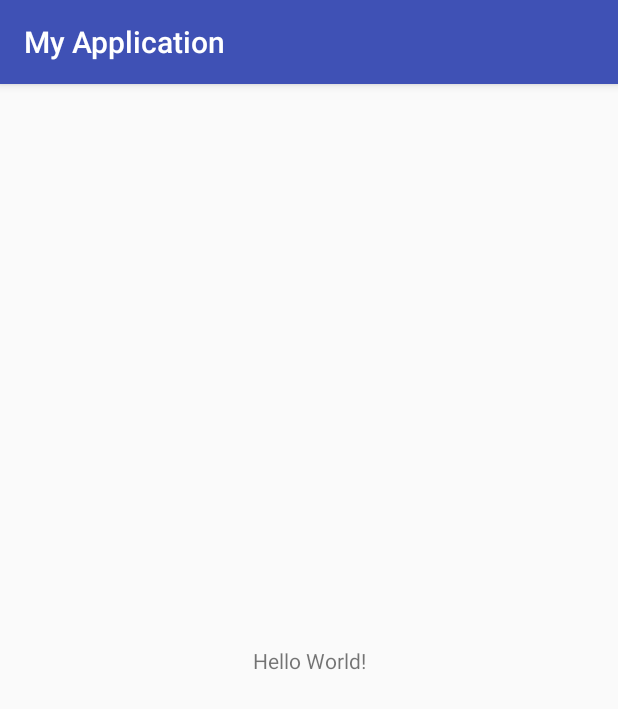
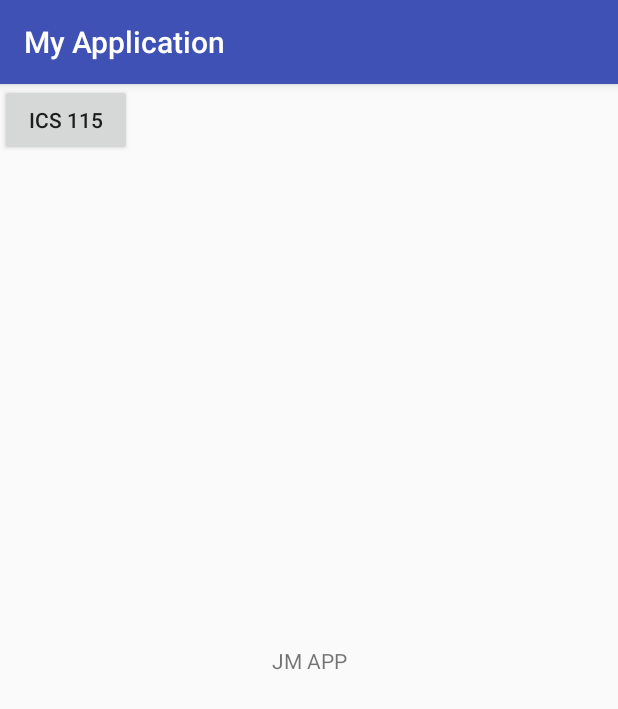
Before and after one commit to jsmanzana/AndroidApp, an Android app: the screen it shows after launch (MainActivity), on a phone screen of 412 x 824 dp. Shown: the top 709 px of the screen. Run offline under Robolectric (Android 15) with nearby library versions, the phone set to English and light mode, and no system bars.

Commit message:
changes 23/08/2018

```diff
--- a/app/src/main/res/layout/activity_main.xml
+++ b/app/src/main/res/layout/activity_main.xml
@@ -9,10 +9,18 @@
     <TextView
         android:layout_width="wrap_content"
         android:layout_height="wrap_content"
-        android:text="Hello World!"
+        android:text="JM APP"
         app:layout_constraintBottom_toBottomOf="parent"
         app:layout_constraintLeft_toLeftOf="parent"
         app:layout_constraintRight_toRightOf="parent"
         app:layout_constraintTop_toTopOf="parent" />
 
+    <Button
+        android:id="@+id/button"
+        android:layout_width="wrap_content"
+        android:layout_height="wrap_content"
+        android:text="ICS 115"
+        tools:layout_editor_absoluteX="16dp"
+        tools:layout_editor_absoluteY="43dp" />
+
 </android.support.constraint.ConstraintLayout>
```
